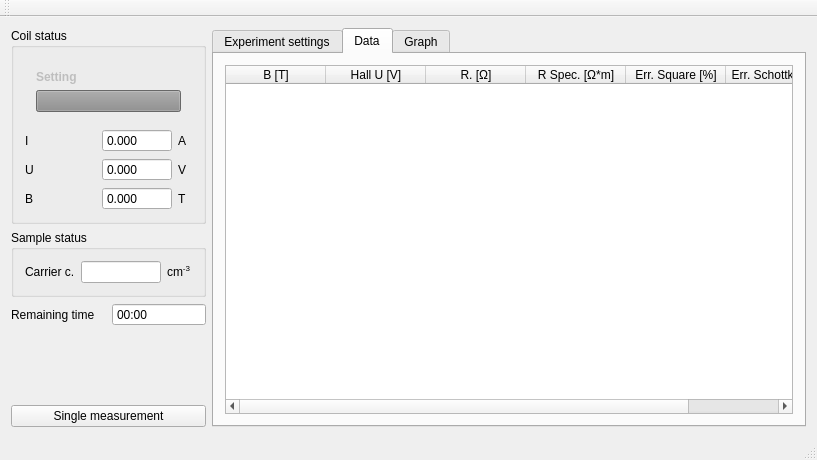
This is hall/mainwindow.ui in mBr001/hall as Qt 5 draws it before an edit. The edited form follows.
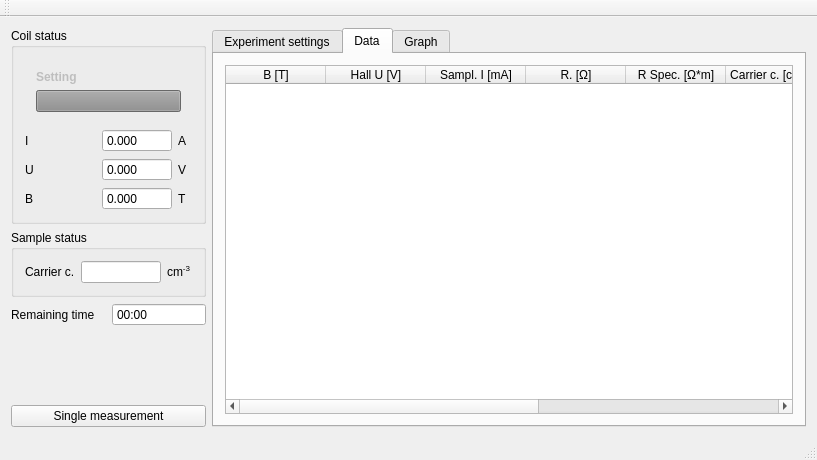
This is the edited form. The open tabs and pages were chosen to show the change. Custom widgets are drawn as their Qt base class.

Commit message: unified floating point number formating

What changed in the file:
```diff
--- a/hall/mainwindow.ui
+++ b/hall/mainwindow.ui
@@ -555,6 +555,11 @@
               <string>Hall U on sample</string>
              </property>
             </column>
+            <column>
+             <property name="text">
+              <string>Sampl. I [mA]</string>
+             </property>
+            </column>
             <column>
              <property name="text">
               <string>R. [Ω]</string>
@@ -568,6 +573,16 @@
               <string>R Spec. [Ω*m]</string>
              </property>
             </column>
+            <column>
+             <property name="text">
+              <string>Carrier c. [cm^-3]</string>
+             </property>
+            </column>
+            <column>
+             <property name="text">
+              <string>Velocity [?]</string>
+             </property>
+            </column>
             <column>
              <property name="text">
               <string>Err. Square [%]</string>
```
Left out of the diff: 2 changed lines with no effect on the pictures. The commit also changes 2 other files.
